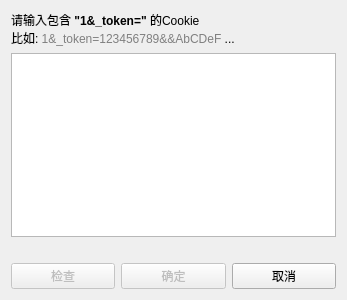
First picture: the form in ui/cookieinputdialog.ui, repository jing332/xmly-downloader-qt5, before the edit.
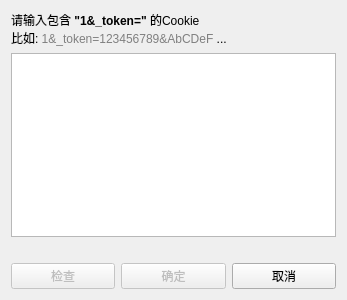
Second picture: the form after the edit.

```diff
--- a/ui/cookieinputdialog.ui
+++ b/ui/cookieinputdialog.ui
@@ -26,7 +26,7 @@
    <item>
     <widget class="QLabel" name="label">
      <property name="text">
-      <string>&lt;html&gt;&lt;head/&gt;&lt;body&gt;&lt;p&gt;请输入包含 &lt;span style=&quot; font-weight:600;&quot;&gt;&amp;quot;1&amp;amp;_token=&amp;quot;&lt;/span&gt; 的Cookie&lt;br/&gt;比如: &lt;span style=&quot; color:#808080;&quot;&gt;1&amp;amp;_token=123456789&amp;amp;&amp;amp;AbCDeF&lt;/span&gt; ...&lt;/p&gt;&lt;/body&gt;&lt;/html&gt;</string>
+      <string>&lt;html&gt;&lt;head/&gt;&lt;body&gt;&lt;p&gt;请输入包含 &lt;span style=&quot; font-weight:600;&quot;&gt;&amp;quot;1&amp;amp;_token=&amp;quot;&lt;/span&gt; 的Cookie&lt;br/&gt;比如: &lt;span style=&quot; color:#808080;&quot;&gt;1&amp;amp;_token=123456789&amp;amp;AbCDeF&lt;/span&gt; ...&lt;/p&gt;&lt;/body&gt;&lt;/html&gt;</string>
      </property>
     </widget>
    </item>
```
